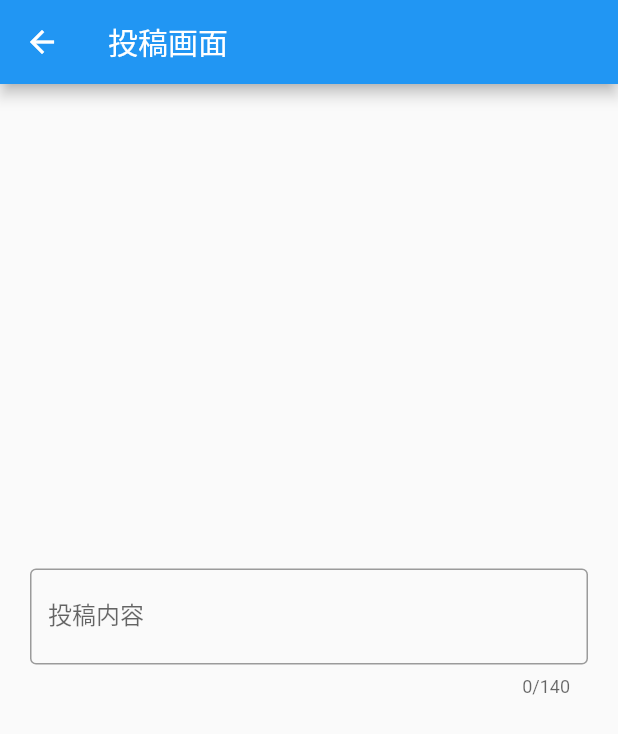
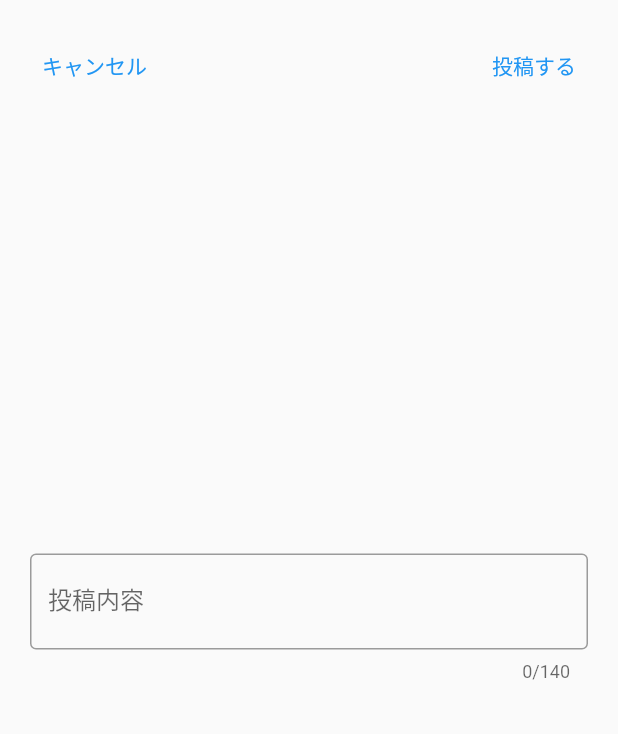
Before and after one commit to sa8a/notice_board_app, a Flutter app: the screen it shows after launch, after a tap on the "edit" icon, on a phone screen of 412 x 824 dp. Shown: the top 734 px of the screen. Run offline on Flutter 3.47's test engine with Material 2 defaults, Android fonts, the phone set to English and light mode, and no system bars.

Commit message:
add: AppBarを非表示にして投稿ボタンを表示

```diff
--- a/lib/screens/post_page.dart
+++ b/lib/screens/post_page.dart
@@ -1,4 +1,5 @@
 import 'package:flutter/material.dart';
+import 'package:notice_board_app/widgets/empty_appbar.dart';
 
 class PostPage extends StatefulWidget {
   const PostPage({super.key});
@@ -14,12 +15,12 @@ class _PostPageState extends State<PostPage> {
   @override
   Widget build(BuildContext context) {
     return Scaffold(
-      appBar: AppBar(
-        title: const Text("投稿画面"),
-      ),
+      appBar: const EmptyAppBar(),
       body: Padding(
         padding: const EdgeInsets.all(20),
-        child: Center(
+        child: Stack(
+          children: [
+            Center(
               child: Column(
                 mainAxisAlignment: MainAxisAlignment.center,
                 children: [
@@ -44,10 +45,32 @@ class _PostPageState extends State<PostPage> {
                       });
                     },
                   ),
-              const SizedBox(height: 20),
-              Text(_postContent),
                 ],
               ),
+            ),
+            Align(
+              alignment: Alignment.topCenter,
+              child: Column(
+                children: [
+                  Row(
+                    mainAxisAlignment: MainAxisAlignment.spaceBetween,
+                    children: [
+                      TextButton(
+                        onPressed: () {
+                          Navigator.pop(context);
+                        },
+                        child: const Text('キャンセル'),
+                      ),
+                      TextButton(
+                        onPressed: () {},
+                        child: const Text('投稿する'),
+                      ),
+                    ],
+                  ),
+                ],
+              ),
+            ),
+          ],
         ),
       ),
     );
--- /dev/null
+++ b/lib/widgets/empty_appbar.dart
@@ -0,0 +1,15 @@
+import 'package:flutter/material.dart';
+
+class EmptyAppBar extends StatelessWidget implements PreferredSizeWidget {
+  const EmptyAppBar({super.key});
+
+  @override
+  Widget build(BuildContext context) {
+    return Container(
+      color: Colors.blue,
+    );
+  }
+
+  @override
+  Size get preferredSize => const Size(0.0, 0.0);
+}
```
Lines whose indentation alone changed are shown as unchanged.
